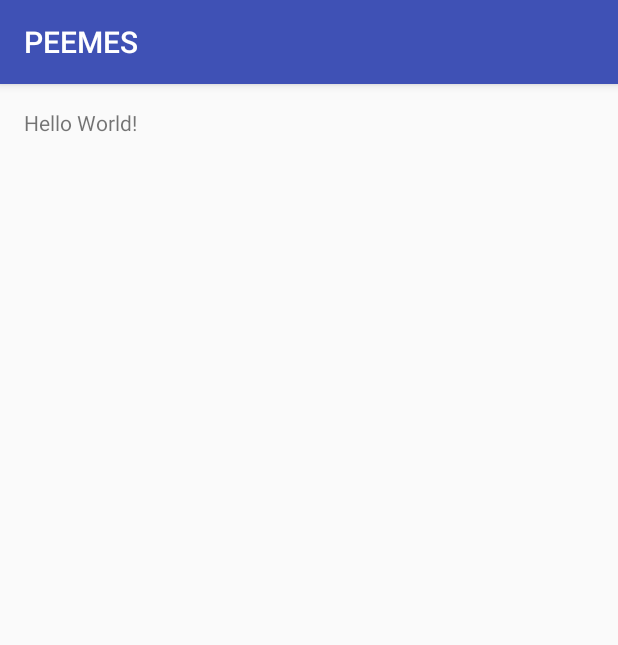
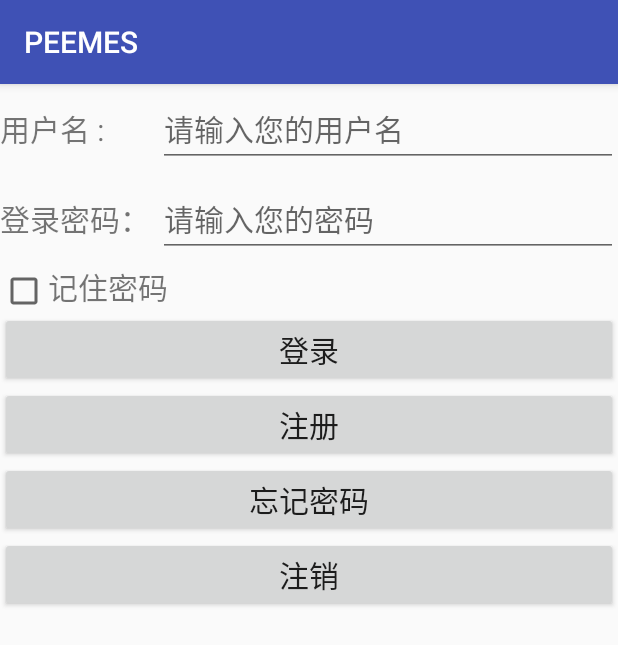
Before and after one commit to dengjiachuan/PEEMES, an Android app: the screen it shows after launch (MainActivity before the commit, LoginActivity after it), on a phone screen of 412 x 824 dp. Shown: the top 645 px of the screen. Run offline under Robolectric (Android 15) with nearby library versions, the phone set to English and light mode, and no system bars; 1 statement that could not run was skipped.

Commit message:
自己新增了数据库

```diff
--- a/app/build.gradle
+++ b/app/build.gradle
@@ -30,4 +30,5 @@ dependencies {
     compile 'com.squareup.okhttp3:okhttp:3.4.1'
     compile 'com.google.code.gson:gson:2.7'
     compile 'com.github.bumptech.glide:glide:3.7.0'
+    debugCompile 'com.amitshekhar.android:debug-db:1.0.0'
 }
--- a/app/src/main/assets/litepal.xml
+++ b/app/src/main/assets/litepal.xml
@@ -1,6 +1,6 @@
 <litepal>
     <dbname value = "peemes_data"/>
-    <version value = "1"/>
+    <version value = "2"/>
     <list>
         <mapping class = "com.peemes.android.db.User" />
         <mapping class = "com.peemes.android.db.ZheNengXiShu" />
--- /dev/null
+++ b/app/src/main/java/com/peemes/android/service/LoginActivity.java
@@ -0,0 +1,105 @@
+package com.peemes.android.service;
+
+import android.content.Intent;
+import android.content.SharedPreferences;
+import android.os.Bundle;
+import android.preference.PreferenceManager;
+import android.support.v7.app.AppCompatActivity;
+import android.view.View;
+import android.widget.Button;
+import android.widget.CheckBox;
+import android.widget.EditText;
+import android.widget.Toast;
+
+import com.peemes.android.MainActivity;
+import com.peemes.android.R;
+import com.peemes.android.util.OpratorUser;
+
+/**
+ * Created by cshao on 2018/10/15.
+ */
+
+public class LoginActivity extends AppCompatActivity {
+    private SharedPreferences pref;
+    private SharedPreferences.Editor editor;
+    private EditText accountText;
+    private EditText passwordText;
+    private Button loginButton;
+    private Button cancelButton;
+    private Button registerButton;
+    private CheckBox rememberPassword;
+    private Button forgetPassword;
+    private OpratorUser opratorUser = null;
+
+    @Override
+    public void onCreate(Bundle savedInstanceState) {
+        super.onCreate(savedInstanceState);
+        setContentView(R.layout.activity_login);
+        pref = PreferenceManager.getDefaultSharedPreferences(this);
+        accountText = (EditText)findViewById(R.id.account);
+        passwordText = (EditText)findViewById(R.id.password);
+        rememberPassword = (CheckBox)findViewById(R.id.rememeber_password);
+        loginButton = (Button)findViewById(R.id.login_buttton);
+        cancelButton = (Button)findViewById(R.id.cancel_button);
+        registerButton = (Button)findViewById(R.id.register_button);
+        boolean isRemember = pref.getBoolean("remember_password",false);
+        if (isRemember) {
+            String account = pref.getString("account","");
+            String password = pref.getString("password","");
+            accountText.setText(account);
+            passwordText.setText(password);
+            rememberPassword.setChecked(true);
+        }
+        loginButton.setOnClickListener(new View.OnClickListener(){
+            @Override
+            public void onClick(View v) {
+                String name = accountText.getText().toString();
+                String password = passwordText.getText().toString();
+                opratorUser = new OpratorUser();
+                if (opratorUser.queryData(name,password)) {
+                    editor = pref.edit();
+                    if (rememberPassword.isChecked()){
+                        editor.putBoolean("remember_password",true);
+                        editor.putString("account",name);
+                        editor.putString("password",password);
+                    }else {
+                        editor.clear();
+                    }
+                    editor.apply();
+                    Intent intent = new Intent(LoginActivity.this, MainActivity.class);
+                    startActivity(intent);
+                    finish();
+                }else{
+                    Toast.makeText(LoginActivity.this,"用户或密码无效，请重新输入",Toast.LENGTH_SHORT).show();
+                }
+
+            }
+        });
+        registerButton.setOnClickListener(new View.OnClickListener(){
+            @Override
+            public void onClick(View v) {
+                Intent intent = new Intent(LoginActivity.this,RegisterActivity.class);
+                startActivity(intent);
+                finish();
+            }
+        });
+        cancelButton.setOnClickListener(new View.OnClickListener(){
+            @Override
+            public void onClick(View v) {
+                String account = accountText.getText().toString();
+                String password = passwordText.getText().toString();
+                if (opratorUser.queryData(account,password)) {
+                    opratorUser.deleteDataFromDatabase(account,password);
+                }else{
+                    Toast.makeText(LoginActivity.this,"该用户还未注册",Toast.LENGTH_SHORT).show();
+                }
+            }
+        });
+        forgetPassword.setOnClickListener(new View.OnClickListener(){
+            @Override
+            public void onClick(View v) {
+
+            }
+        });
+    }
+}
--- /dev/null
+++ b/app/src/main/res/layout/activity_login.xml
@@ -0,0 +1,85 @@
+<?xml version="1.0" encoding="utf-8"?>
+<LinearLayout xmlns:android="http://schemas.android.com/apk/res/android"
+    android:orientation="vertical"
+    android:layout_width="match_parent"
+    android:layout_height="match_parent">
+    <LinearLayout
+        android:layout_width="match_parent"
+        android:layout_height="60dp"
+        android:orientation="horizontal">
+        <TextView
+            android:layout_width="105dp"
+            android:layout_height="wrap_content"
+            android:layout_gravity="center_vertical"
+            android:text="用户名 :"
+            android:textSize="20sp"/>
+        <EditText
+            android:layout_width="0dp"
+            android:layout_height="wrap_content"
+            android:id="@+id/account"
+            android:layout_weight="1"
+            android:layout_gravity="center_vertical"
+            android:hint="请输入您的用户名"
+            android:textSize="20sp"
+            android:focusableInTouchMode="false"/>
+    </LinearLayout>
+    <LinearLayout
+        android:layout_width="match_parent"
+        android:layout_height="60dp"
+        android:orientation="horizontal">
+        <TextView
+            android:layout_width="105dp"
+            android:layout_height="wrap_content"
+            android:layout_gravity="center_vertical"
+            android:textSize="20sp"
+            android:text="登录密码："/>
+        <EditText
+            android:layout_width="0dp"
+            android:layout_height="wrap_content"
+            android:id="@+id/password"
+            android:layout_weight="1"
+            android:layout_gravity="center_vertical"
+            android:hint="请输入您的密码"
+            android:textSize="20sp"
+            android:focusableInTouchMode="false"/>
+    </LinearLayout>
+    <LinearLayout
+        android:layout_width="match_parent"
+        android:layout_height="wrap_content"
+        android:orientation="horizontal">
+        <CheckBox
+            android:layout_width="wrap_content"
+            android:layout_height="wrap_content"
+            android:id="@+id/rememeber_password"/>
+        <TextView
+            android:layout_width="wrap_content"
+            android:layout_height="wrap_content"
+            android:text="记住密码"
+            android:textSize="20sp"/>
+    </LinearLayout>
+    <Button
+        android:layout_width="match_parent"
+        android:layout_height="wrap_content"
+        android:text="登录"
+        android:textSize="20sp"
+        android:id="@+id/login_buttton"/>
+    <Button
+        android:layout_width="match_parent"
+        android:layout_height="wrap_content"
+        android:id="@+id/register_button"
+        android:text="注册"
+        android:textSize="20sp"/>
+    <Button
+        android:layout_width="match_parent"
+        android:layout_height="wrap_content"
+        android:id="@+id/forget_remeber"
+        android:textSize="20sp"
+        android:text="忘记密码"/>
+    <Button
+        android:layout_width="match_parent"
+        android:layout_height="wrap_content"
+        android:id="@+id/cancel_button"
+        android:textSize="20sp"
+        android:text="注销"/>
+
+</LinearLayout>
--- a/app/src/main/res/layout/activity_main.xml
+++ b/app/src/main/res/layout/activity_main.xml
@@ -1,17 +1,25 @@
 <?xml version="1.0" encoding="utf-8"?>
-<RelativeLayout xmlns:android="http://schemas.android.com/apk/res/android"
-    xmlns:tools="http://schemas.android.com/tools"
-    android:id="@+id/activity_main"
+<LinearLayout xmlns:android="http://schemas.android.com/apk/res/android"
+    android:orientation="vertical"
     android:layout_width="match_parent"
-    android:layout_height="match_parent"
-    android:paddingBottom="@dimen/activity_vertical_margin"
-    android:paddingLeft="@dimen/activity_horizontal_margin"
-    android:paddingRight="@dimen/activity_horizontal_margin"
-    android:paddingTop="@dimen/activity_vertical_margin"
-    tools:context="com.peemes.android.MainActivity">
+    android:layout_height="match_parent">
+    <Button
+        android:layout_width="match_parent"
+        android:layout_height="wrap_content"
+        android:id="@+id/parameter_monitor"
+        android:text="参数监测"
+        android:textSize="20sp"/>
+    <Button
+        android:layout_width="match_parent"
+        android:layout_height="wrap_content"
+        android:id="@+id/assess_energy"
+        android:text="能效评估"
+        android:textSize="20sp"/>
+    <Button
+        android:layout_width="match_parent"
+        android:layout_height="wrap_content"
+        android:id="@+id/other_parameter"
+        android:text="其他参数"
+        android:textSize="20sp"/>
 
-    <TextView
-        android:layout_width="wrap_content"
-        android:layout_height="wrap_content"
-        android:text="Hello World!" />
-</RelativeLayout>
+</LinearLayout>
--- /dev/null
+++ b/app/src/main/res/layout/activity_modify_password.xml
@@ -0,0 +1,6 @@
+<?xml version="1.0" encoding="utf-8"?>
+<LinearLayout xmlns:android="http://schemas.android.com/apk/res/android"
+    android:orientation="vertical" android:layout_width="match_parent"
+    android:layout_height="match_parent">
+
+</LinearLayout>
--- a/build.gradle
+++ b/build.gradle
@@ -6,6 +6,7 @@ buildscript {
     }
     dependencies {
         classpath 'com.android.tools.build:gradle:2.2.0'
+
 
         // NOTE: Do not place your application dependencies here; they belong
         // in the individual module build.gradle files
```
Also changed, not shown: app/src/main/AndroidManifest.xml (+8 -2 lines), app/src/main/java/com/peemes/android/db/IndexStandardVal.java (added, +28 -0 lines), app/src/main/java/com/peemes/android/db/User.java (+20 -11 lines), app/src/main/java/com/peemes/android/db/ZheNengXiShu.java (+12 -12 lines), app/src/main/java/com/peemes/android/service/ModifyPasswordActivity.java (added, +10 -0 lines), app/src/main/java/com/peemes/android/service/RegisterActivity.java (added, +119 -0 lines), app/src/main/java/com/peemes/android/util/HttpUtil.java (added, +19 -0 lines), app/src/main/java/com/peemes/android/util/OpratorUser.java (added, +87 -0 lines), app/src/main/java/com/peemes/android/util/PraseAndHandleJSONUtil.java (added, +93 -0 lines), app/src/main/res/layout/activity_register.xml (added, +93 -0 lines).
